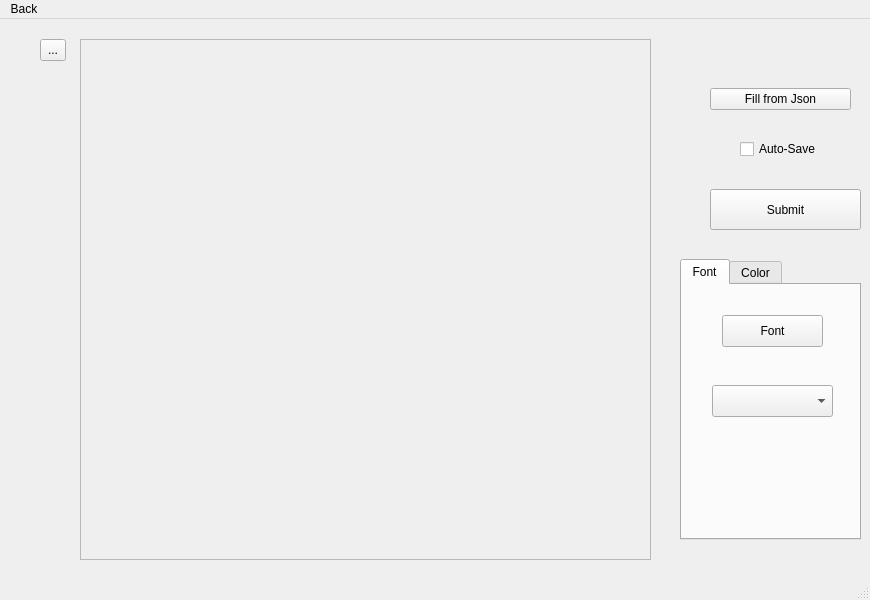
Qt form mainwindow.ui (brennanafrank/EasyDraft) before a commit.
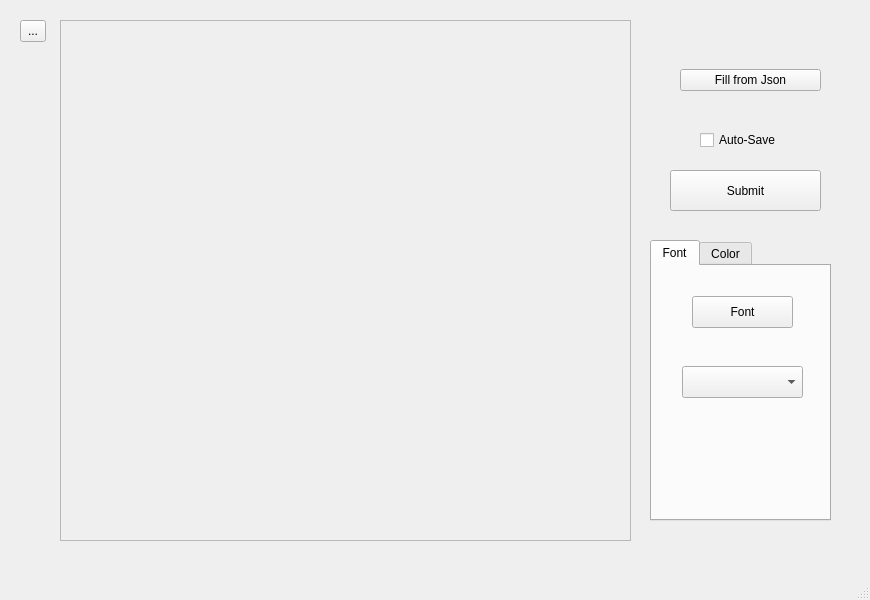
The same form after that commit. The open tabs and pages were chosen to show the change. Icons and pictures are not drawn.

Commit message: remove menubar

```diff
--- a/mainwindow.ui
+++ b/mainwindow.ui
@@ -20,7 +20,7 @@
       <x>0</x>
       <y>0</y>
       <width>871</width>
-      <height>541</height>
+      <height>571</height>
      </rect>
     </property>
     <property name="currentIndex">
@@ -145,7 +145,7 @@
      <widget class="QPushButton" name="submitPlace">
       <property name="geometry">
        <rect>
-        <x>710</x>
+        <x>670</x>
         <y>170</y>
         <width>151</width>
         <height>41</height>
@@ -158,7 +158,7 @@
      <widget class="QTabWidget" name="tabWidget">
       <property name="geometry">
        <rect>
-        <x>680</x>
+        <x>650</x>
         <y>240</y>
         <width>181</width>
         <height>281</height>
@@ -227,7 +227,7 @@
      <widget class="QScrollArea" name="scrollArea">
       <property name="geometry">
        <rect>
-        <x>80</x>
+        <x>60</x>
         <y>20</y>
         <width>571</width>
         <height>521</height>
@@ -250,7 +250,7 @@
      <widget class="QWidget" name="horizontalLayoutWidget">
       <property name="geometry">
        <rect>
-        <x>710</x>
+        <x>680</x>
         <y>60</y>
         <width>141</width>
         <height>41</height>
@@ -269,8 +269,8 @@
      <widget class="QCheckBox" name="autoSaveToggle">
       <property name="geometry">
        <rect>
-        <x>740</x>
-        <y>120</y>
+        <x>700</x>
+        <y>130</y>
         <width>85</width>
         <height>20</height>
        </rect>
@@ -282,7 +282,7 @@
      <widget class="QToolButton" name="back_button_parsing">
       <property name="geometry">
        <rect>
-        <x>40</x>
+        <x>20</x>
         <y>20</y>
         <width>26</width>
         <height>22</height>
@@ -446,26 +446,6 @@
    </widget>
   </widget>
   <widget class="QStatusBar" name="statusbar"/>
-  <widget class="QMenuBar" name="menubar">
-   <property name="geometry">
-    <rect>
-     <x>0</x>
-     <y>0</y>
-     <width>870</width>
-     <height>24</height>
-    </rect>
-   </property>
-   <property name="defaultUp">
-    <bool>false</bool>
-   </property>
-   <widget class="QMenu" name="menuBack">
-    <property name="title">
-     <string>Back</string>
-    </property>
-    <addaction name="actionBack"/>
-   </widget>
-   <addaction name="menuBack"/>
-  </widget>
   <action name="actionFile_Options">
    <property name="text">
     <string>File Options</string>
```
Left out of the diff: 4 changed lines with no effect on the pictures. The commit also changes 1 other file.
